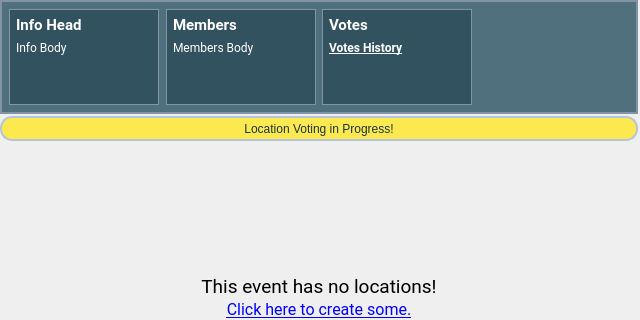
Before: the Qt Designer form src/app/gui/forms/widgeteventpanel.ui in botorabi/Meet4Eat-Desktop, drawn with Qt 5; both pictures show x 0 to 640 and y 0 to 320 of the 640 by 480 pixel window.
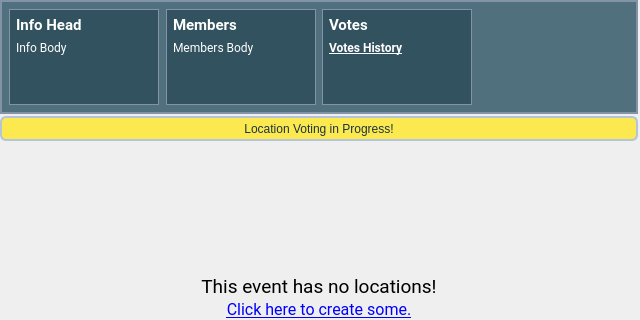
After: the same form once the commit is applied. Icons and pictures are not drawn. Custom widgets are drawn as their Qt base class.

```diff
--- a/src/app/gui/forms/widgeteventpanel.ui
+++ b/src/app/gui/forms/widgeteventpanel.ui
@@ -412,7 +412,7 @@
   color: white;
   background-color: rgb(252, 233, 79);
   border: 2px solid rgb(181,197, 217);
-  border-radius: 12px;
+  border-radius: 6px;
 }</string>
            </property>
            <layout class="QVBoxLayout" name="verticalLayout_6">
```
